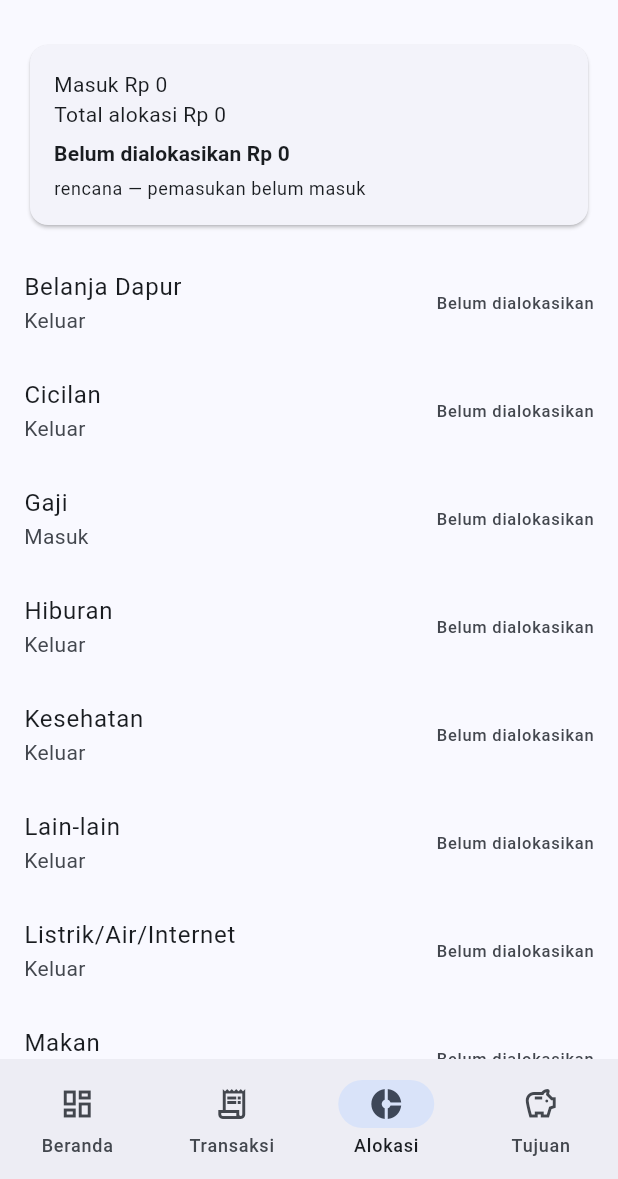
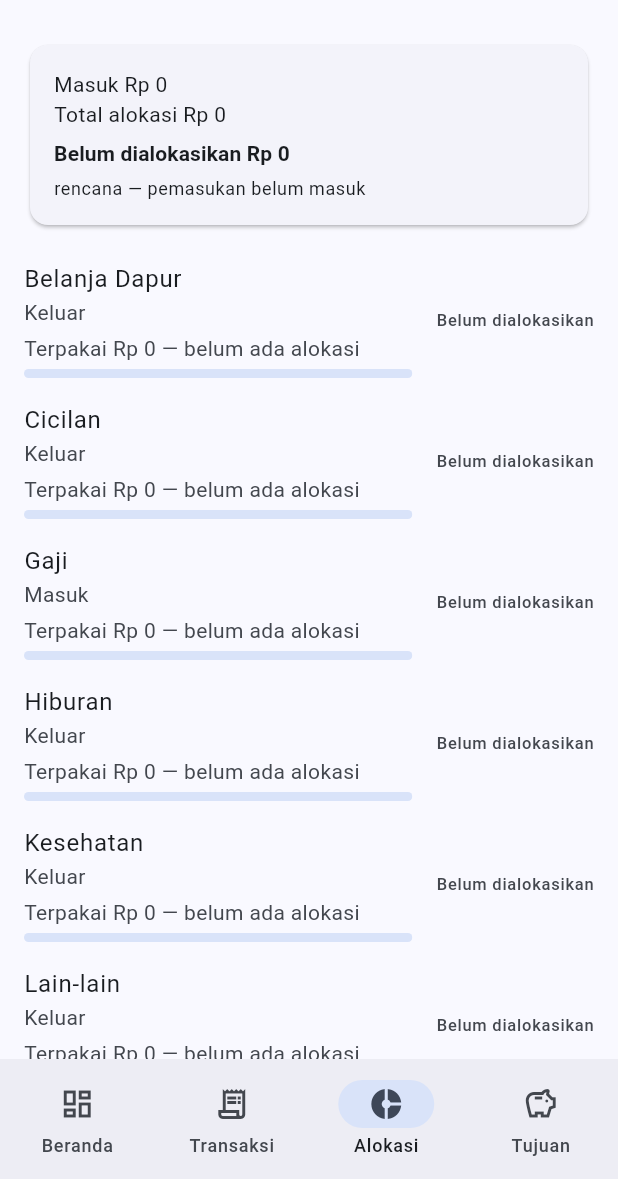
Before and after one commit to dwikyfarid/nyatet, a Flutter app: the screen it shows after launch, item 3 of the bottom bar chosen, on a phone screen of 412 x 824 dp, the part 57-1236 px from its top. Run offline on Flutter 3.47's test engine with Material 3 defaults, Android fonts, the phone set to English and light mode, and no system bars; our stand-ins replace connectivity_plus, drift, flutter_riverpod, package_info_plus, shared_preferences; missing offline and left inert: workmanager; accounts and stored records are empty; generated files the repository leaves out were written again; network calls fail.

Commit message:
feat: F7 layar alokasi menampilkan terpakai, persen, dan bar
- baris alokasi: terpakai per kategori (keranjang terpakai) + persen dari
  alokasi + bar; kategori tanpa belanja tampil Rp 0; alokasi 0 tidak membagi
  nol (label 'belum ada alokasi', rasio 0)
- provider categorySpendProvider menghitung dari data lokal (offline)
- helper murni allocationSpendLabel/allocationRatio + 4 uji

Co-authored-by: OpenBot <335604065+openbotgit[bot]@users.noreply.github.com>

```diff
--- a/lib/ui/format.dart
+++ b/lib/ui/format.dart
@@ -83,3 +83,21 @@ double parseRupiah(String text) {
   if (digits.isEmpty) return 0;
   return double.parse(digits);
 }
+
+/// F7: terpakai dibanding alokasi. Alokasi 0 tidak pernah membagi nol.
+double allocationRatio(double spent, double allocation) {
+  if (allocation <= 0) return 0;
+  final ratio = spent / allocation;
+  return ratio.clamp(0, 1).toDouble();
+}
+
+/// Label yang selalu menyebut terpakai + alokasi + persen. Kategori dengan
+/// belanja 0 tampil "Rp 0", bukan kosong; alokasi 0 tidak menghasilkan NaN.
+String allocationSpendLabel(double spent, double allocation) {
+  final spentText = formatRupiah(spent);
+  if (allocation <= 0) {
+    return 'Terpakai $spentText — belum ada alokasi';
+  }
+  final pct = (spent / allocation * 100).round();
+  return 'Terpakai $spentText dari ${formatRupiah(allocation)} ($pct%)';
+}
--- a/lib/ui/providers.dart
+++ b/lib/ui/providers.dart
@@ -192,6 +192,15 @@ final allocationRowsProvider = FutureProvider<List<Budget>>((ref) {
   return repo.allocationsFor(ref.watch(selectedMonthProvider));
 });
 
+/// F7: terpakai per kategori pada bulan terpilih (keranjang `terpakai` saja).
+final categorySpendProvider = FutureProvider<Map<String, double>>((ref) async {
+  final service = ref.watch(reportServiceProvider);
+  final policy = ref.watch(accessPolicyProvider);
+  final month = DateTime.parse('${ref.watch(selectedMonthProvider)}-01');
+  final groups = await service.byCategory(policy, month, Basket.terpakai);
+  return {for (final g in groups) g.id: g.total};
+});
+
 final goalsProvider = FutureProvider<List<GoalProgress>>((ref) {
   final repo = ref.watch(allocationRepositoryProvider);
   return repo.goalsWithProgress(ref.watch(accessPolicyProvider));
--- a/lib/ui/screens/allocation_screen.dart
+++ b/lib/ui/screens/allocation_screen.dart
@@ -138,10 +138,31 @@ class _AllocationRow extends ConsumerWidget {
 
   @override
   Widget build(BuildContext context, WidgetRef ref) {
+    final spent = ref.watch(categorySpendProvider).maybeWhen(
+          data: (m) => m[category.id] ?? 0,
+          orElse: () => 0.0,
+        );
+    final alloc = allocation ?? 0;
+    final ratio = allocationRatio(spent, alloc);
     return ListTile(
       contentPadding: EdgeInsets.zero,
       title: Text(category.name),
-      subtitle: Text(labelTipe(category.type)),
+      subtitle: Column(
+        crossAxisAlignment: CrossAxisAlignment.start,
+        children: [
+          Text(labelTipe(category.type)),
+          const SizedBox(height: 4),
+          Text(allocationSpendLabel(spent, alloc)),
+          const SizedBox(height: 4),
+          ClipRRect(
+            borderRadius: BorderRadius.circular(6),
+            child: LinearProgressIndicator(
+              value: ratio,
+              minHeight: 6,
+            ),
+          ),
+        ],
+      ),
       trailing: Text(
         allocation == null
             ? 'Belum dialokasikan'
```
Also changed, not shown: 1 other file.
